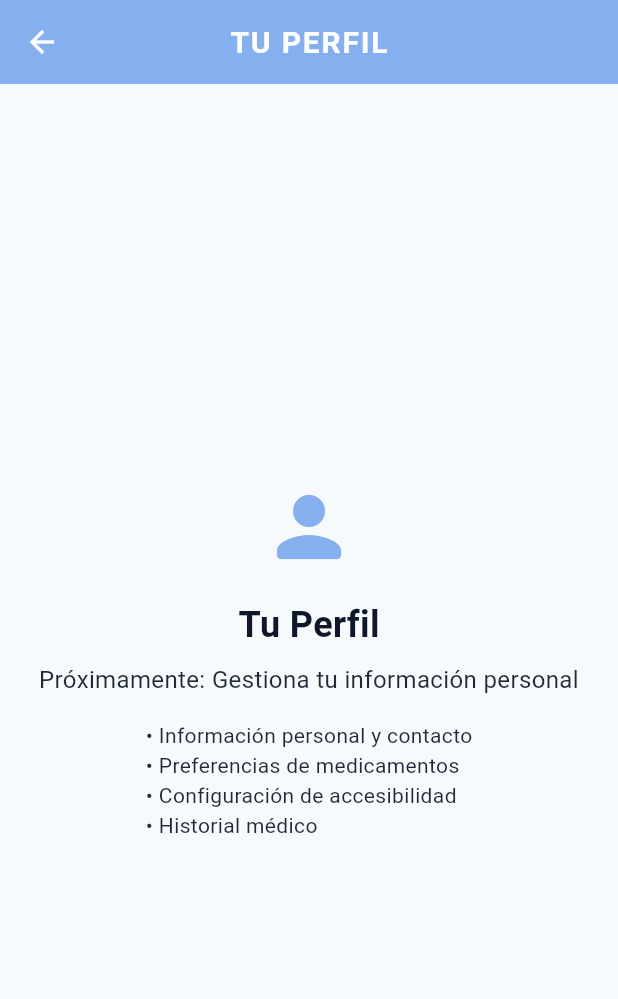
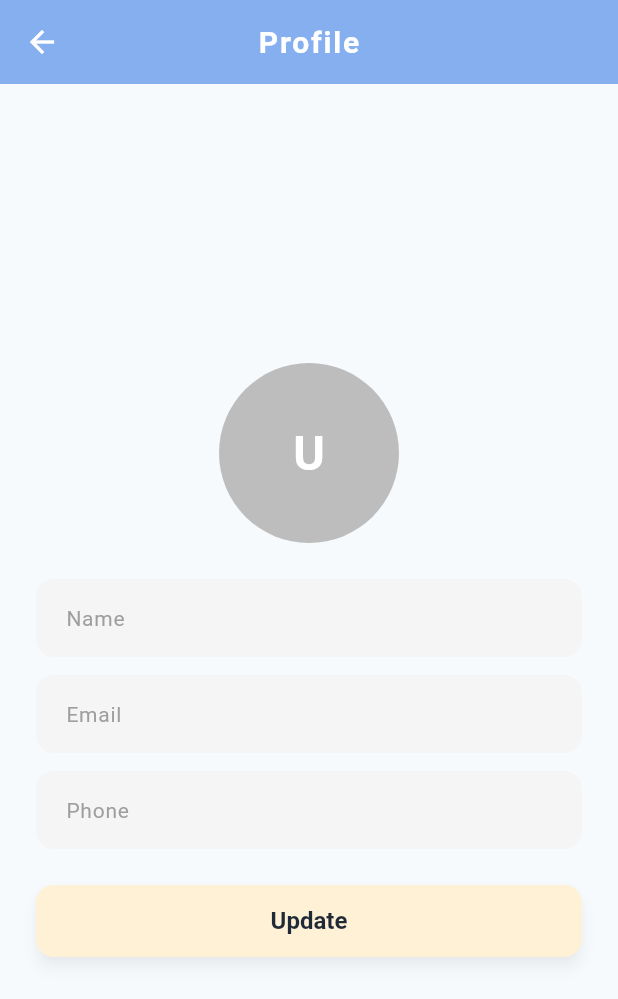
Before and after one commit to G-33-movile-applications/flutter, a Flutter app: the HomeScreen screen opened by its route, after a tap on "Ver perfil", on a phone screen of 412 x 824 dp. Shown: the top 999 px of the screen. Run offline on Flutter 3.47's test engine with Material 3 defaults, Android fonts, the phone set to English and light mode, and no system bars; our stand-ins replace cloud_firestore, firebase_auth, firebase_core, geolocator, google_fonts, google_maps_flutter; accounts and stored records are empty; Roboto replaces fonts that are missing (Balsamiq Sans, Poetsen One).

Commit message:
ProfileTermiando

```diff
--- a/mymeds/lib/routes/app_router.dart
+++ b/mymeds/lib/routes/app_router.dart
@@ -4,7 +4,7 @@ import 'package:mymeds/ui/delivery/delivery_screen.dart';
 import '../ui/home/home_screen.dart';
 import '../ui/map/map_screen.dart';
 import '../ui/upload/upload_screen_stub.dart';
-import '../ui/profile/profile_screen_stub.dart';
+import '../ui/profile/profile_screen.dart';
 import '../ui/auth/login_screen.dart';
 
 class AppRouter {
@@ -43,8 +43,9 @@ class AppRouter {
           settings: settings,
         );
       case profile:
+        final args = settings.arguments as String;
         return MaterialPageRoute(
-          builder: (_) => const ProfileScreenStub(),
+          builder: (_) => ProfilePage(uid: args),
           settings: settings,
         );
       case delivery:
--- a/mymeds/lib/ui/home/home_screen.dart
+++ b/mymeds/lib/ui/home/home_screen.dart
@@ -82,7 +82,11 @@ class HomeScreen extends StatelessWidget {
                   icon: Icons.person_rounded,
                   buttonText: 'Ver perfil',
                   onPressed: () {
-                    Navigator.pushNamed(context, '/profile');
+                    Navigator.pushNamed(
+                    context,
+                    '/profile',
+                    arguments: UserSession().currentUser.value?.uid,
+                  );;
                   },
                 ),
 
--- /dev/null
+++ b/mymeds/lib/ui/profile/profile_screen.dart
@@ -0,0 +1,163 @@
+import 'package:flutter/material.dart';
+import '../../models/user_model.dart';
+import '../../repositories/usuario_repository.dart';
+
+class ProfilePage extends StatefulWidget {
+  final String uid; // ID del usuario logueado
+
+  const ProfilePage({super.key, required this.uid});
+
+  @override
+  State<ProfilePage> createState() => _ProfilePageState();
+}
+
+class _ProfilePageState extends State<ProfilePage> {
+  final UsuarioRepository _usuarioRepository = UsuarioRepository();
+
+  final _nameController = TextEditingController();
+  final _emailController = TextEditingController();
+  final _phoneController = TextEditingController();
+
+  bool _loading = true;
+  bool _updating = false;
+  UserModel? _user;
+
+  @override
+  void initState() {
+    super.initState();
+    _loadUser();
+  }
+
+  Future<void> _loadUser() async {
+    try {
+      final user = await _usuarioRepository.read(widget.uid);
+      if (user != null) {
+        setState(() {
+          _user = user;
+          _nameController.text = user.fullName;
+          _emailController.text = user.email;
+          _phoneController.text = user.phoneNumber ;
+          _loading = false;
+        });
+      }
+    } catch (e) {
+      setState(() => _loading = false);
+      ScaffoldMessenger.of(context).showSnackBar(
+        SnackBar(content: Text("Error loading user: $e")),
+      );
+    }
+  }
+
+  Future<void> _updateUser() async {
+    if (_user == null) return;
+
+    setState(() => _updating = true);
+
+    try {
+      final updatedUser = _user!.copyWith(
+        fullName: _nameController.text,
+        email: _emailController.text,
+        phoneNumber: _phoneController.text,
+      );
+
+      await _usuarioRepository.update(updatedUser);
+
+      setState(() {
+        _user = updatedUser;
+        _updating = false;
+      });
+
+      ScaffoldMessenger.of(context).showSnackBar(
+        const SnackBar(content: Text("User updated successfully!")),
+      );
+    } catch (e) {
+      setState(() => _updating = false);
+      ScaffoldMessenger.of(context).showSnackBar(
+        SnackBar(content: Text("Error updating user: $e")),
+      );
+    }
+  }
+
+  Widget _buildTextField(
+      {required String label,
+      required TextEditingController controller,
+      bool readOnly = false}) {
+    return TextFormField(
+      controller: controller,
+      readOnly: readOnly,
+      style: const TextStyle(fontSize: 16, fontWeight: FontWeight.w500),
+      decoration: InputDecoration(
+        labelText: label,
+        labelStyle: const TextStyle(
+          fontSize: 14,
+          color: Colors.grey,
+        ),
+        filled: true,
+        fillColor: Colors.grey.shade100,
+        contentPadding: const EdgeInsets.symmetric(horizontal: 16, vertical: 14),
+        border: OutlineInputBorder(
+          borderRadius: BorderRadius.circular(12),
+          borderSide: BorderSide.none,
+        ),
+      ),
+    );
+  }
+
+  @override
+  Widget build(BuildContext context) {
+    if (_loading) {
+      return const Scaffold(
+        body: Center(child: CircularProgressIndicator()),
+      );
+    }
+
+    return Scaffold(
+      appBar: AppBar(title: const Text("Profile")),
+      body: Center(
+        child: SingleChildScrollView(
+          padding: const EdgeInsets.all(24),
+          child: Column(
+            children: [
+              // Avatar circular
+              CircleAvatar(
+                radius: 60,
+                backgroundColor: Colors.grey[400],
+                child: Text(
+                  _user?.fullName.isNotEmpty == true
+                      ? _user!.fullName[0].toUpperCase()
+                      : "U",
+                  style: const TextStyle(
+                    color: Colors.white,
+                    fontSize: 32,
+                  ),
+                ),
+              ),
+              const SizedBox(height: 24),
+              _buildTextField(label: "Name", controller: _nameController),
+              const SizedBox(height: 12),
+              _buildTextField(label: "Email", controller: _emailController),
+              const SizedBox(height: 12),
+              _buildTextField(label: "Phone", controller: _phoneController),
+              const SizedBox(height: 24),
+              SizedBox(
+                width: double.infinity,
+                child: ElevatedButton(
+                  style: ElevatedButton.styleFrom(
+                    padding: const EdgeInsets.symmetric(vertical: 14),
+                    shape: RoundedRectangleBorder(
+                      borderRadius: BorderRadius.circular(12),
+                    ),
+                  ),
+                  onPressed: _updating ? null : _updateUser,
+                  child: _updating
+                      ? const CircularProgressIndicator(color: Colors.white)
+                      : const Text("Update"),
+                ),
+              ),
+            ],
+          ),
+        ),
+      ),
+    );
+  }
+}
--- a/mymeds/lib/ui/profile/profile_screen_stub.dart
+++ /dev/null
@@ -1,62 +0,0 @@
-import 'package:flutter/material.dart';
-import '../../theme/app_theme.dart';
-
-class ProfileScreenStub extends StatelessWidget {
-  const ProfileScreenStub({super.key});
-
-  @override
-  Widget build(BuildContext context) {
-    return Scaffold(
-      backgroundColor: AppTheme.scaffoldBackgroundColor,
-      appBar: AppBar(
-        title: const Text('TU PERFIL'),
-      ),
-      body: const Center(
-        child: Column(
-          mainAxisAlignment: MainAxisAlignment.center,
-          children: [
-            Icon(
-              Icons.person_rounded,
-              size: 64,
-              color: AppTheme.primaryColor,
-            ),
-            SizedBox(height: 16),
-            Text(
-              'Tu Perfil',
-              style: TextStyle(
-                fontSize: 24,
-                fontWeight: FontWeight.bold,
-                color: AppTheme.textPrimary,
-              ),
-            ),
-            SizedBox(height: 8),
-            Text(
-              'Próximamente: Gestiona tu información personal',
-              style: TextStyle(
-                fontSize: 16,
-                color: AppTheme.textSecondary,
-              ),
-              textAlign: TextAlign.center,
-            ),
-            SizedBox(height: 16),
-            Padding(
-              padding: EdgeInsets.symmetric(horizontal: 32),
-              child: Text(
-                '• Información personal y contacto\n'
-                '• Preferencias de medicamentos\n'
-                '• Configuración de accesibilidad\n'
-                '• Historial médico',
-                style: TextStyle(
-                  fontSize: 14,
-                  color: AppTheme.textSecondary,
-                ),
-              ),
-            ),
-          ],
-        ),
-      ),
-    );
-  }
-}
-
-// TODO: replace navigation placeholders with real screens
```
